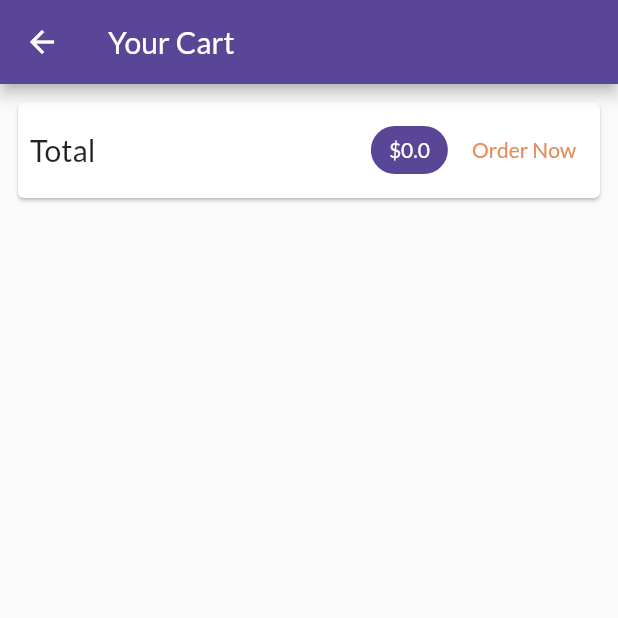
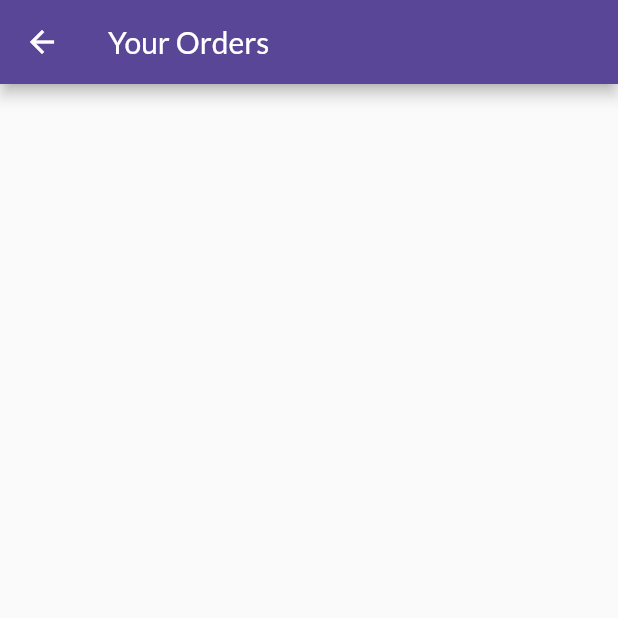
Before and after one commit to devborland/shop_flutter, a Flutter app: the CartPage screen opened by its route, after a tap on "Order Now", on a phone screen of 412 x 824 dp, the top half of it. Run offline on Flutter 3.47's test engine with Material 2 defaults, Android fonts, the phone set to English and light mode, and no system bars; network calls fail.

Commit message:
Adding Orders Page

```diff
--- a/lib/main.dart
+++ b/lib/main.dart
@@ -1,6 +1,7 @@
 import 'package:flutter/material.dart';
 import 'package:provider/provider.dart';
 import 'package:shop_flutter/pages/cart_page.dart';
+import 'package:shop_flutter/pages/orders_page.dart';
 import 'package:shop_flutter/providers/orders.dart';
 import 'providers/cart.dart';
 
@@ -33,6 +34,7 @@ class MyApp extends StatelessWidget {
         routes: {
           ProductDetailPage.routeName: (ctx) => ProductDetailPage(),
           CartPage.routeName: (ctx) => CartPage(),
+          OrdersPage.routeName: (ctx) => OrdersPage(),
         },
       ),
     );
--- a/lib/pages/cart_page.dart
+++ b/lib/pages/cart_page.dart
@@ -1,5 +1,6 @@
 import 'package:flutter/material.dart';
 import 'package:provider/provider.dart';
+import 'package:shop_flutter/pages/orders_page.dart';
 
 import '../providers/cart.dart';
 import '../providers/orders.dart';
@@ -39,11 +40,14 @@ class CartPage extends StatelessWidget {
                   SizedBox(width: 8.0),
                   TextButton(
                     onPressed: () {
-                      Provider.of<Orders>(context, listen: false).addOrder(
-                        cart.items.values.toList(),
-                        cart.totalAmount,
-                      );
-                      cart.clearCart();
+                      if (cart.totalAmount > 0) {
+                        Provider.of<Orders>(context, listen: false).addOrder(
+                          cart.items.values.toList(),
+                          cart.totalAmount,
+                        );
+                        cart.clearCart();
+                      }
+                      Navigator.of(context).pushNamed(OrdersPage.routeName);
                     },
                     child: Text(
                       'Order Now',
--- /dev/null
+++ b/lib/pages/orders_page.dart
@@ -0,0 +1,25 @@
+import 'package:flutter/material.dart';
+import 'package:provider/provider.dart';
+
+import '../providers/orders.dart';
+import '../widgets/order_item_widget.dart';
+
+class OrdersPage extends StatelessWidget {
+  static const routeName = '/orders-page';
+
+  @override
+  Widget build(BuildContext context) {
+    final ordersData = Provider.of<Orders>(context);
+    return Scaffold(
+      appBar: AppBar(
+        title: Text('Your Orders'),
+      ),
+      body: ListView.builder(
+        itemCount: ordersData.orders.length,
+        itemBuilder: (ctx, i) {
+          return OrderItemWidget(ordersData.orders[i]);
+        },
+      ),
+    );
+  }
+}
--- a/pubspec.yaml
+++ b/pubspec.yaml
@@ -24,6 +24,7 @@ dependencies:
   flutter:
     sdk: flutter
   cupertino_icons: ^1.0.2
+  intl: ^0.17.0
   provider: ^4.3.3
 
 dev_dependencies:
```
Also changed, not shown: lib/widgets/order_item_widget.dart (added, +30 -0 lines), pubspec.lock.
